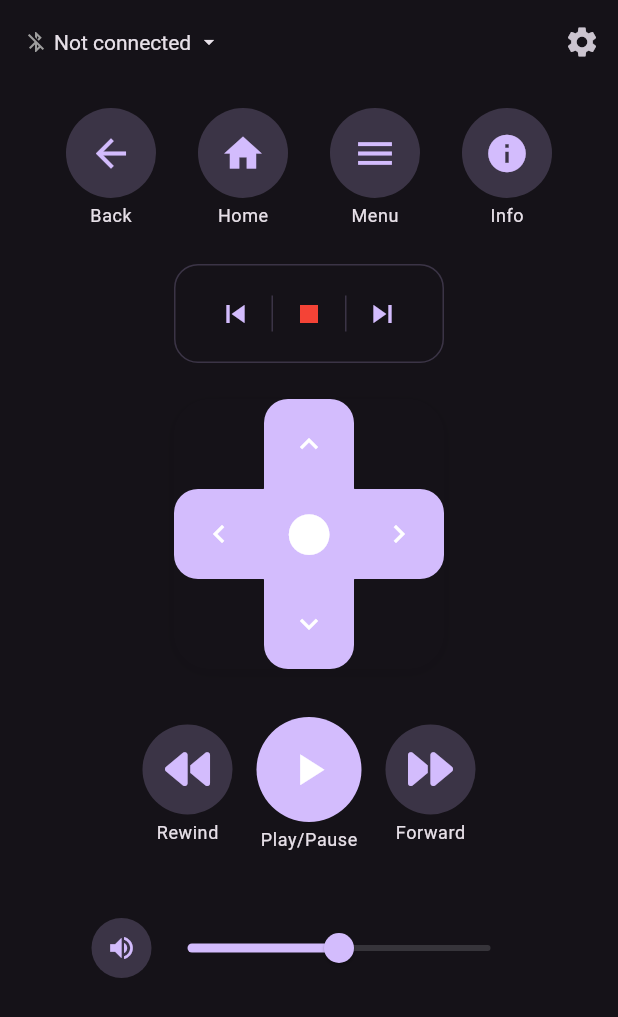
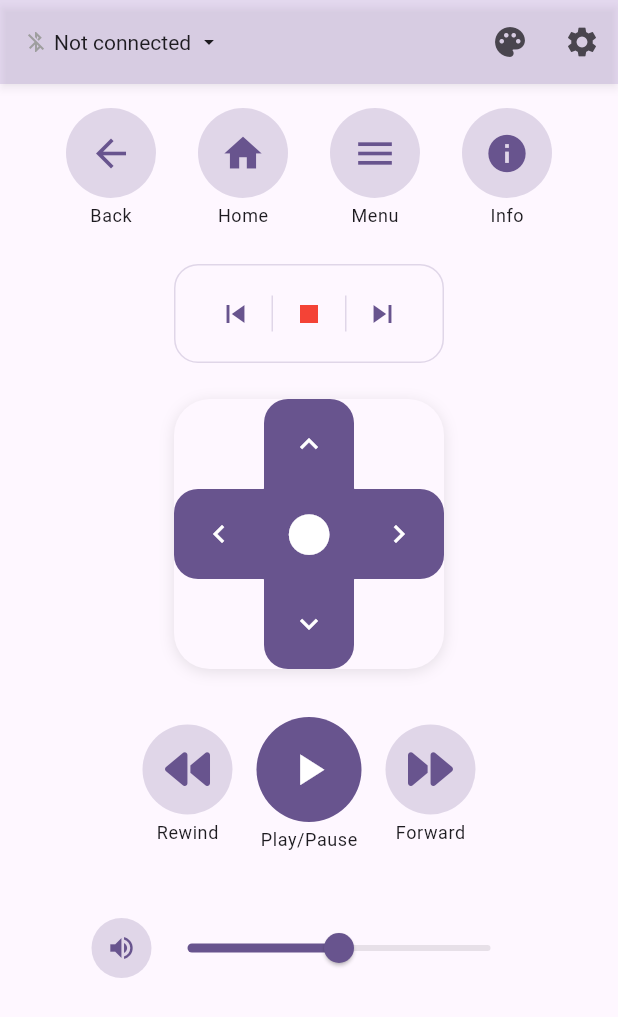
Before and after one commit to TylerHight/PC_Remote_Control_App, a Flutter app: the screen it shows after launch, on a phone screen of 412 x 824 dp. Shown: the top 1017 px of the screen. Run offline on Flutter 3.47's test engine with Material 3 defaults, Android fonts, the phone set to English and light mode, and no system bars; our stand-ins replace equatable, flutter_bloc, flutter_blue_plus, font_awesome_flutter, shared_preferences.

Commit message:
implement theme management with customizable light and dark themes

```diff
--- /dev/null
+++ b/lib/business_logic/blocs/theme/theme_bloc.dart
@@ -0,0 +1,87 @@
+import 'package:flutter/material.dart';
+import 'package:flutter_bloc/flutter_bloc.dart';
+import 'package:equatable/equatable.dart';
+import 'package:shared_preferences/shared_preferences.dart';
+
+// Events
+abstract class ThemeEvent extends Equatable {
+  const ThemeEvent();
+
+  @override
+  List<Object?> get props => [];
+}
+
+class ThemeChanged extends ThemeEvent {
+  final ThemeMode themeMode;
+  final int colorIndex;
+
+  const ThemeChanged({required this.themeMode, this.colorIndex = 0});
+
+  @override
+  List<Object?> get props => [themeMode, colorIndex];
+}
+
+class LoadTheme extends ThemeEvent {}
+
+// State
+class ThemeState extends Equatable {
+  final ThemeMode themeMode;
+  final int colorIndex;
+
+  const ThemeState({
+    this.themeMode = ThemeMode.system,
+    this.colorIndex = 0,
+  });
+
+  ThemeState copyWith({
+    ThemeMode? themeMode,
+    int? colorIndex,
+  }) {
+    return ThemeState(
+      themeMode: themeMode ?? this.themeMode,
+      colorIndex: colorIndex ?? this.colorIndex,
+    );
+  }
+
+  @override
+  List<Object?> get props => [themeMode, colorIndex];
+}
+
+// BLoC
+class ThemeBloc extends Bloc<ThemeEvent, ThemeState> {
+  ThemeBloc() : super(const ThemeState()) {
+    on<ThemeChanged>(_onThemeChanged);
+    on<LoadTheme>(_onLoadTheme);
+  }
+
+  Future<void> _onThemeChanged(ThemeChanged event, Emitter<ThemeState> emit) async {
+    final prefs = await SharedPreferences.getInstance();
+    await prefs.setString('theme_mode', event.themeMode.toString());
+    await prefs.setInt('color_index', event.colorIndex);
+
+    emit(state.copyWith(
+      themeMode: event.themeMode,
+      colorIndex: event.colorIndex,
+    ));
+  }
+
+  Future<void> _onLoadTheme(LoadTheme event, Emitter<ThemeState> emit) async {
+    final prefs = await SharedPreferences.getInstance();
+    final themeModeString = prefs.getString('theme_mode') ?? ThemeMode.system.toString();
+    final colorIndex = prefs.getInt('color_index') ?? 0;
+
+    ThemeMode themeMode;
+    if (themeModeString == ThemeMode.dark.toString()) {
+      themeMode = ThemeMode.dark;
+    } else if (themeModeString == ThemeMode.light.toString()) {
+      themeMode = ThemeMode.light;
+    } else {
+      themeMode = ThemeMode.system;
+    }
+
+    emit(state.copyWith(
+      themeMode: themeMode,
+      colorIndex: colorIndex,
+    ));
+  }
+}
--- a/lib/main.dart
+++ b/lib/main.dart
@@ -1,10 +1,12 @@
 import 'package:flutter/material.dart';
 import 'package:flutter_bloc/flutter_bloc.dart';
+import 'package:pc_remote_control_app/business_logic/blocs/theme/theme_bloc.dart';
 import 'package:pc_remote_control_app/data/repositories/remote_control_repository.dart';
 import 'package:pc_remote_control_app/business_logic/blocs/connection/connection_bloc.dart';
 import 'package:pc_remote_control_app/business_logic/blocs/remote_control/remote_control_bloc.dart';
 import 'package:pc_remote_control_app/presentation/widgets/feedback_overlay.dart';
 import 'package:pc_remote_control_app/presentation/screens/remote_control_screen.dart';
+import 'package:pc_remote_control_app/presentation/theme/app_themes.dart';
 
 void main() {
   runApp(const MyApp());
@@ -15,16 +17,7 @@ class MyApp extends StatelessWidget {
 
   @override
   Widget build(BuildContext context) {
-    return MaterialApp(
-      title: 'Remote Control',
-      theme: ThemeData(
-        colorScheme: ColorScheme.fromSeed(
-          seedColor: Colors.deepPurple,
-          brightness: Brightness.dark,
-        ),
-        useMaterial3: true,
-      ),
-      home: MultiRepositoryProvider(
+    return MultiRepositoryProvider(
       providers: [
         RepositoryProvider<RemoteControlRepository>(
           create: (context) => RemoteControlRepositoryImpl(),
@@ -42,10 +35,26 @@ class MyApp extends StatelessWidget {
               remoteControlRepository: context.read<RemoteControlRepository>(),
             ),
           ),
+          BlocProvider<ThemeBloc>(
+            create: (context) {
+              final bloc = ThemeBloc();
+              bloc.add(LoadTheme());
+              return bloc;
+            },
+          ),
         ],
-          child: const FeedbackOverlay(
+        child: BlocBuilder<ThemeBloc, ThemeState>(
+          builder: (context, themeState) {
+            return MaterialApp(
+              title: 'Remote Control',
+              themeMode: themeState.themeMode,
+              theme: AppThemes.getLightTheme(themeState.colorIndex),
+              darkTheme: AppThemes.getDarkTheme(themeState.colorIndex),
+              home: const FeedbackOverlay(
                 child: RemoteControlScreen(),
               ),
+            );
+          },
         ),
       ),
     );
--- a/lib/presentation/screens/remote_control_screen.dart
+++ b/lib/presentation/screens/remote_control_screen.dart
@@ -7,6 +7,7 @@ import 'package:pc_remote_control_app/business_logic/blocs/remote_control/remote
 import 'package:pc_remote_control_app/data/models/device.dart';
 import 'package:pc_remote_control_app/data/models/remote_command.dart';
 import 'package:pc_remote_control_app/presentation/widgets/connection_status_widget.dart';
+import 'package:pc_remote_control_app/presentation/screens/theme_settings_screen.dart';
 import 'package:pc_remote_control_app/presentation/widgets/d_pad.dart';
 import 'package:pc_remote_control_app/presentation/widgets/episode_controls.dart';
 import 'package:pc_remote_control_app/presentation/widgets/media_controls.dart';
@@ -42,12 +43,19 @@ class _RemoteControlScreenState extends State<RemoteControlScreen> {
         centerTitle: false,
         actions: [
           IconButton(
-            icon: const Icon(Icons.settings),
+            icon: const Icon(Icons.palette),
             onPressed: () {
-              ScaffoldMessenger.of(context).showSnackBar(
-                const SnackBar(content: Text('Settings not implemented in demo')),
+              Navigator.push(
+                context,
+                MaterialPageRoute(builder: (context) => const ThemeSettingsScreen()),
               );
             },
+          ),
+          IconButton(
+            icon: const Icon(Icons.settings),
+            onPressed: () => ScaffoldMessenger.of(context).showSnackBar(
+              const SnackBar(content: Text('Settings not implemented in demo')),
+            ),
           ),
         ],
       ),
--- /dev/null
+++ b/lib/presentation/theme/app_themes.dart
@@ -0,0 +1,118 @@
+import 'package:flutter/material.dart';
+
+class AppThemes {
+  static const List<Color> primaryColors = [
+    Colors.deepPurple,
+    Colors.blue,
+    Colors.teal,
+    Colors.orange,
+    Colors.pink,
+    Colors.indigo,
+    Colors.red,
+  ];
+
+  static String getThemeName(int index) {
+    switch (index) {
+      case 0:
+        return 'Purple';
+      case 1:
+        return 'Blue';
+      case 2:
+        return 'Teal';
+      case 3:
+        return 'Orange';
+      case 4:
+        return 'Pink';
+      case 5:
+        return 'Indigo';
+      case 6:
+        return 'Red';
+      default:
+        return 'Purple';
+    }
+  }
+
+  static ThemeData getLightTheme(int colorIndex) {
+    final Color primaryColor = primaryColors[colorIndex % primaryColors.length];
+
+    return ThemeData(
+      useMaterial3: true,
+      brightness: Brightness.light,
+      colorScheme: ColorScheme.fromSeed(
+        seedColor: primaryColor,
+        brightness: Brightness.light,
+      ),
+      appBarTheme: AppBarTheme(
+        elevation: 2,
+        shadowColor: Colors.black26,
+        backgroundColor: primaryColor.withOpacity(0.1),
+      ),
+      cardTheme: CardTheme(
+        elevation: 3,
+        shadowColor: Colors.black26,
+        shape: RoundedRectangleBorder(
+          borderRadius: BorderRadius.circular(16),
+        ),
+      ),
+      elevatedButtonTheme: ElevatedButtonThemeData(
+        style: ElevatedButton.styleFrom(
+          elevation: 2,
+          shadowColor: Colors.black26,
+          shape: RoundedRectangleBorder(
+            borderRadius: BorderRadius.circular(12),
+          ),
+        ),
+      ),
+      inputDecorationTheme: InputDecorationTheme(
+        border: OutlineInputBorder(
+          borderRadius: BorderRadius.circular(12),
+        ),
+        filled: true,
+        fillColor: Colors.grey.shade100,
+      ),
+    );
+  }
+
+  static ThemeData getDarkTheme(int colorIndex) {
+    final Color primaryColor = primaryColors[colorIndex % primaryColors.length];
+
+    return ThemeData(
+      useMaterial3: true,
+      brightness: Brightness.dark,
+      colorScheme: ColorScheme.fromSeed(
+        seedColor: primaryColor,
+        brightness: Brightness.dark,
+      ),
+      appBarTheme: AppBarTheme(
+        elevation: 2,
+        shadowColor: Colors.black54,
+        backgroundColor: Colors.grey.shade900,
+      ),
+      scaffoldBackgroundColor: const Color(0xFF121212),
+      cardTheme: CardTheme(
+        elevation: 3,
+        shadowColor: Colors.black54,
+        shape: RoundedRectangleBorder(
+          borderRadius: BorderRadius.circular(16),
+        ),
+        color: const Color(0xFF1E1E1E),
+      ),
+      elevatedButtonTheme: ElevatedButtonThemeData(
+        style: ElevatedButton.styleFrom(
+          elevation: 2,
+          shadowColor: Colors.black54,
+          shape: RoundedRectangleBorder(
+            borderRadius: BorderRadius.circular(12),
+          ),
+        ),
+      ),
+      inputDecorationTheme: InputDecorationTheme(
+        border: OutlineInputBorder(
+          borderRadius: BorderRadius.circular(12),
+        ),
+        filled: true,
+        fillColor: Colors.grey.shade900,
+      ),
+    );
+  }
+}
--- a/pubspec.yaml
+++ b/pubspec.yaml
@@ -13,6 +13,7 @@ dependencies:
   flutter_bloc: ^8.1.3
   equatable: ^2.0.5
   font_awesome_flutter: ^10.5.0
+  shared_preferences: ^2.2.0
   cupertino_icons: ^1.0.2
 
 dev_dependencies:
```
Also changed, not shown: lib/presentation/screens/theme_settings_screen.dart (added, +257 -0 lines), lib/presentation/widgets/device_list_dialog.dart (+27 -0 lines). Lines whose indentation alone changed are shown as unchanged.
